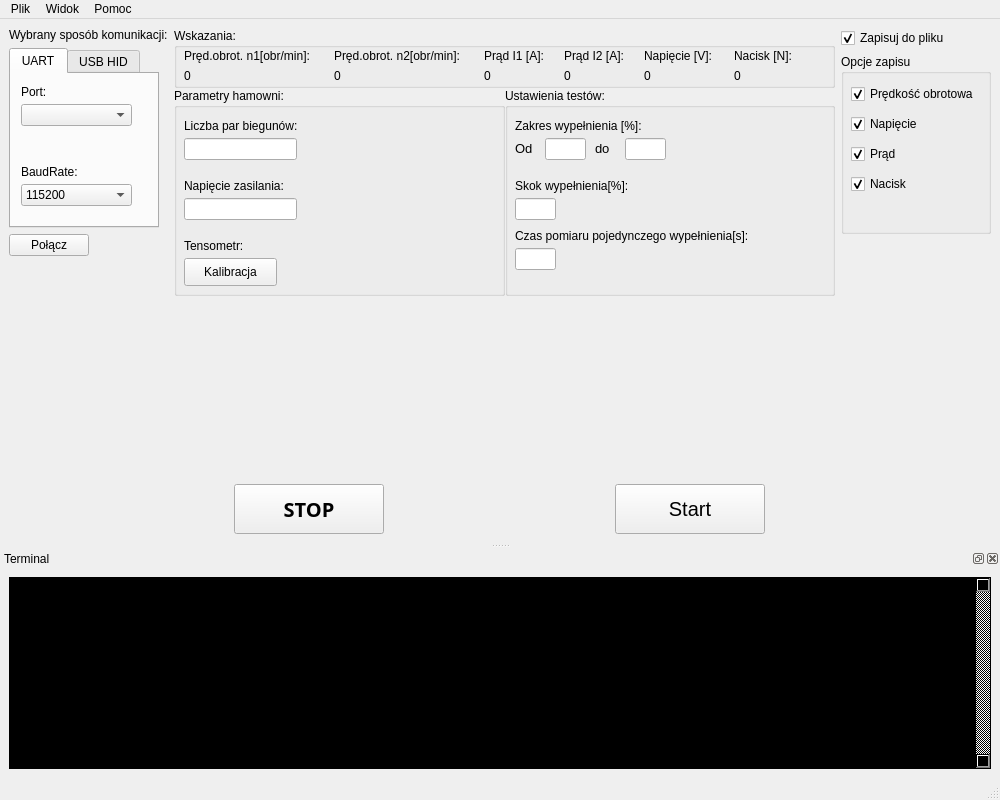
The window that UI/MainWindowUI.ui (Szkodniq1/Propeller-Dynamometer) describes before a commit, drawn with Qt 5.
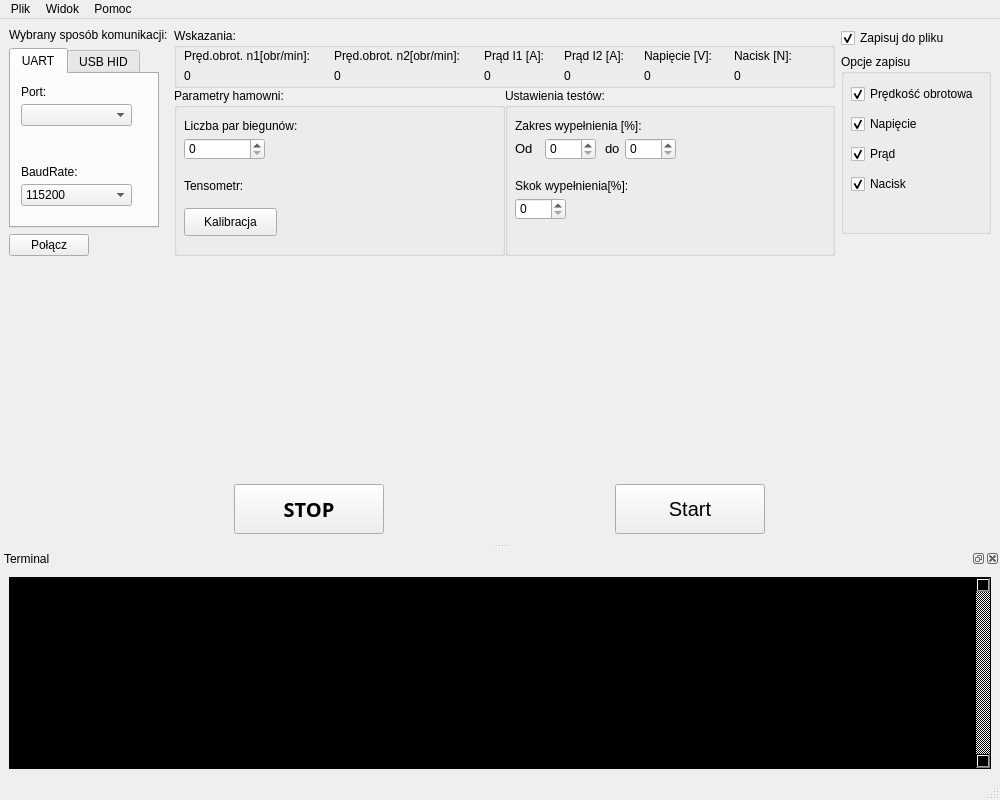
The same window after the commit. Icons and pictures are not drawn.

```diff
--- a/UI/MainWindowUI.ui
+++ b/UI/MainWindowUI.ui
@@ -478,16 +478,6 @@
             <property name="title">
              <string>Parametry hamowni:</string>
             </property>
-            <widget class="QLineEdit" name="poleNumber">
-             <property name="geometry">
-              <rect>
-               <x>10</x>
-               <y>50</y>
-               <width>113</width>
-               <height>22</height>
-              </rect>
-             </property>
-            </widget>
             <widget class="QLabel" name="label_6">
              <property name="geometry">
               <rect>
@@ -501,34 +491,11 @@
               <string>Liczba par biegunów:</string>
              </property>
             </widget>
-            <widget class="QLabel" name="label_8">
-             <property name="geometry">
-              <rect>
-               <x>10</x>
-               <y>90</y>
-               <width>111</width>
-               <height>16</height>
-              </rect>
-             </property>
-             <property name="text">
-              <string>Napięcie zasilania:</string>
-             </property>
-            </widget>
-            <widget class="QLineEdit" name="supplyVoltage">
-             <property name="geometry">
-              <rect>
-               <x>10</x>
-               <y>110</y>
-               <width>113</width>
-               <height>22</height>
-              </rect>
-             </property>
-            </widget>
             <widget class="QPushButton" name="calibrateTens">
              <property name="geometry">
               <rect>
                <x>10</x>
-               <y>170</y>
+               <y>120</y>
                <width>93</width>
                <height>28</height>
               </rect>
@@ -541,7 +508,7 @@
              <property name="geometry">
               <rect>
                <x>10</x>
-               <y>150</y>
+               <y>90</y>
                <width>81</width>
                <height>16</height>
               </rect>
@@ -550,6 +517,19 @@
               <string>Tensometr:</string>
              </property>
             </widget>
+            <widget class="QSpinBox" name="poleNumber">
+             <property name="geometry">
+              <rect>
+               <x>10</x>
+               <y>50</y>
+               <width>81</width>
+               <height>22</height>
+              </rect>
+             </property>
+             <property name="maximum">
+              <number>127</number>
+             </property>
+            </widget>
            </widget>
           </item>
           <item>
@@ -570,16 +550,6 @@
               <string>Zakres wypełnienia [%]:</string>
              </property>
             </widget>
-            <widget class="QLineEdit" name="minPWM">
-             <property name="geometry">
-              <rect>
-               <x>40</x>
-               <y>50</y>
-               <width>41</width>
-               <height>22</height>
-              </rect>
-             </property>
-            </widget>
             <widget class="QLabel" name="label_9">
              <property name="geometry">
               <rect>
@@ -601,7 +571,7 @@
             <widget class="QLabel" name="label_10">
              <property name="geometry">
               <rect>
-               <x>90</x>
+               <x>100</x>
                <y>50</y>
                <width>21</width>
                <height>21</height>
@@ -616,16 +586,6 @@
               <string>do</string>
              </property>
             </widget>
-            <widget class="QLineEdit" name="maxPWM">
-             <property name="geometry">
-              <rect>
-               <x>120</x>
-               <y>50</y>
-               <width>41</width>
-               <height>22</height>
-              </rect>
-             </property>
-            </widget>
             <widget class="QLabel" name="label_11">
              <property name="geometry">
               <rect>
@@ -639,43 +599,65 @@
               <string>Skok wypełnienia[%]:</string>
              </property>
             </widget>
-            <widget class="QLineEdit" name="jumpPWM">
+            <widget class="QSpinBox" name="minPWM">
+             <property name="geometry">
+              <rect>
+               <x>40</x>
+               <y>50</y>
+               <width>51</width>
+               <height>22</height>
+              </rect>
+             </property>
+             <property name="maximum">
+              <number>100</number>
+             </property>
+            </widget>
+            <widget class="QSpinBox" name="maxPWM">
+             <property name="geometry">
+              <rect>
+               <x>120</x>
+               <y>50</y>
+               <width>51</width>
+               <height>22</height>
+              </rect>
+             </property>
+             <property name="maximum">
+              <number>100</number>
+             </property>
+            </widget>
+            <widget class="QSpinBox" name="jumpPWM">
              <property name="geometry">
               <rect>
                <x>10</x>
                <y>110</y>
-               <width>41</width>
+               <width>51</width>
                <height>22</height>
               </rect>
              </property>
-            </widget>
-            <widget class="QLabel" name="label_12">
-             <property name="geometry">
-              <rect>
-               <x>10</x>
-               <y>140</y>
-               <width>261</width>
-               <height>16</height>
-              </rect>
-             </property>
-             <property name="text">
-              <string>Czas pomiaru pojedynczego wypełnienia[s]:</string>
-             </property>
-            </widget>
-            <widget class="QLineEdit" name="timePWM">
-             <property name="geometry">
-              <rect>
-               <x>10</x>
-               <y>160</y>
-               <width>41</width>
-               <height>22</height>
-              </rect>
+             <property name="maximum">
+              <number>100</number>
              </property>
             </widget>
            </widget>
           </item>
          </layout>
         </item>
+        <item>
+         <spacer name="verticalSpacer_4">
+          <property name="orientation">
+           <enum>Qt::Vertical</enum>
+          </property>
+          <property name="sizeType">
+           <enum>QSizePolicy::Fixed</enum>
+          </property>
+          <property name="sizeHint" stdset="0">
+           <size>
+            <width>10</width>
+            <height>40</height>
+           </size>
+          </property>
+         </spacer>
+        </item>
         <item>
          <spacer name="horizontalSpacer">
           <property name="orientation">
```
Left out of the diff: 1 changed line with no effect on the pictures.
